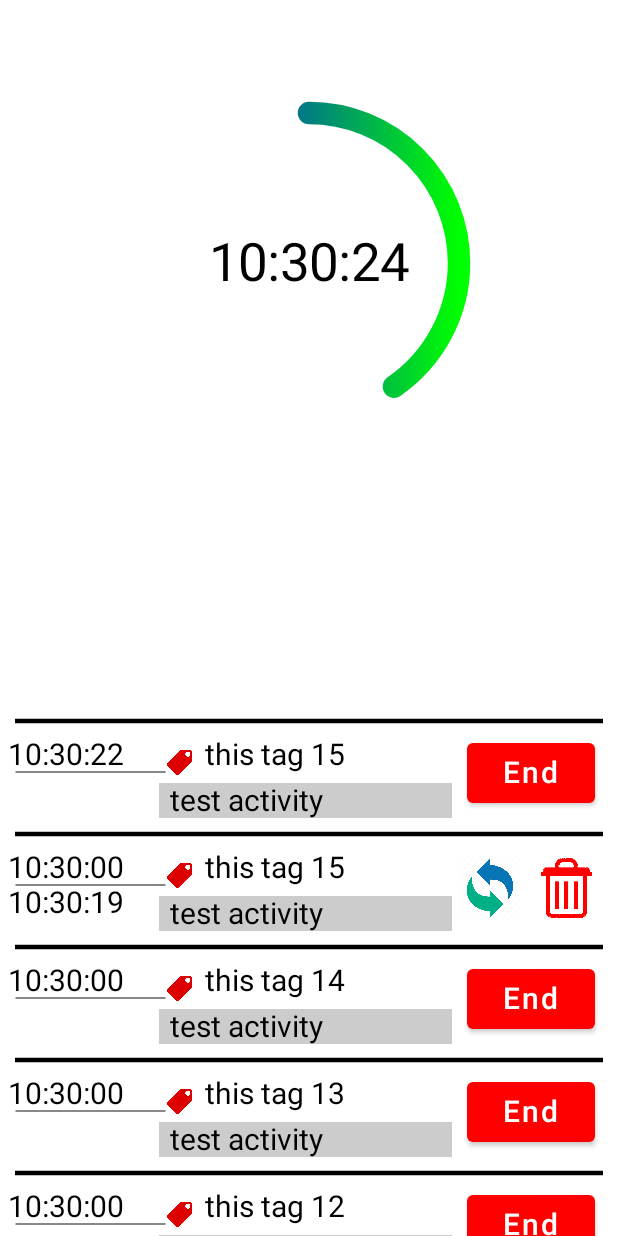
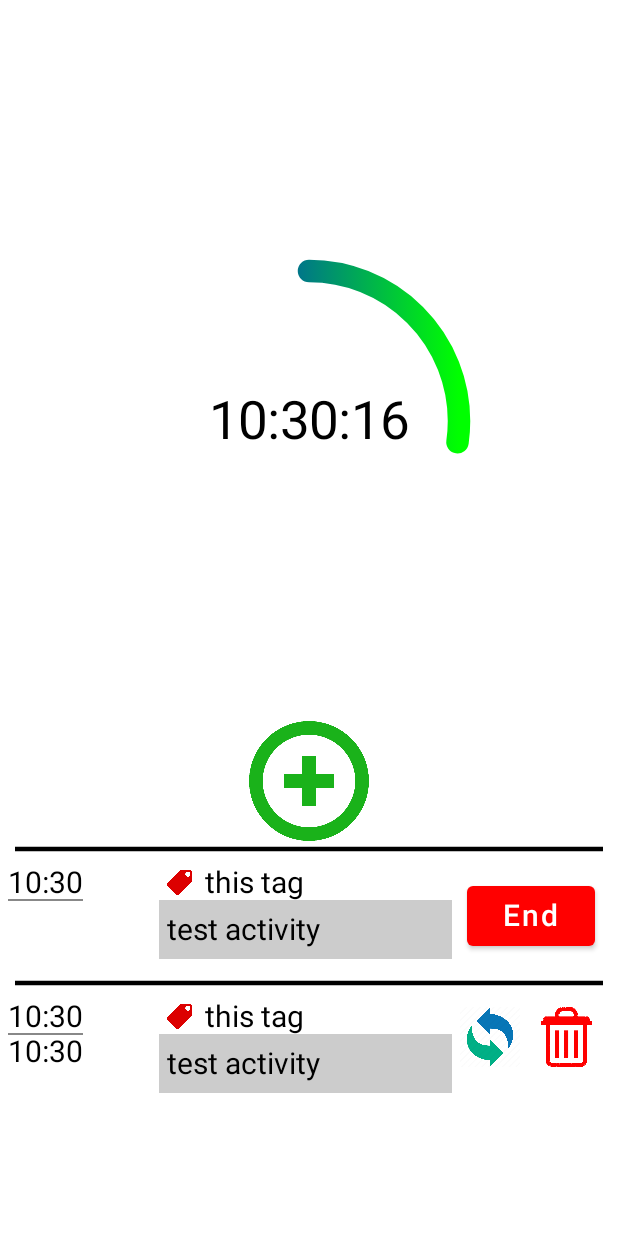
Before and after one commit to Flash-Kaa/DayTime, an Android app built with Jetpack Compose: the screen it shows after launch (MainActivity), after a tap on "repeat", on a phone screen of 412 x 824 dp. Run offline under Robolectric (Android 15) with nearby library versions, the phone set to English and light mode, and no system bars; libraries missing offline, so code that uses them is left out: com.jakewharton.threetenabp; 1 statement that could not run was skipped; 2 other taps on this screen came first.

Commit message:
add creating-activity-button

```diff
--- a/app/build.gradle
+++ b/app/build.gradle
@@ -4,7 +4,8 @@ plugins {
 }
 
 android {
-    compileSdk 32
+    namespace 'com.flasshka.daytime'
+    compileSdk 33
 
     defaultConfig {
         applicationId "com.flasshka.daytime"
--- a/app/src/main/java/com/flasshka/daytime/Activity.kt
+++ b/app/src/main/java/com/flasshka/daytime/Activity.kt
@@ -1,6 +1,5 @@
 package com.flasshka.daytime
 
-import android.util.DisplayMetrics
 import android.util.Log
 import androidx.compose.foundation.Canvas
 import androidx.compose.foundation.Image
@@ -24,23 +23,18 @@ class Activity(
     private val startTime: LocalTime, private val endTime: MutableState<LocalTime?> = mutableStateOf(null)
 ) {
     companion object {
-        var startLineBetweenTimes = 5.dp
-        var lenLineBetweenTimes = 100.dp
         var tagSize = 20.dp
-        var deleteAndRepeatButtonsStize = 40.dp
+        var lenLineBetweenTimes = 50.dp
+        var deleteAndRepeatButtonsSize = 40.dp
     }
 
     @Composable
-    fun Draw(
-        fontSize: TextUnit,
-        displayWidth: DisplayMetrics
-    ) {
+    fun Draw(fontSize: TextUnit) {
         Row(
             modifier = Modifier
                 .padding(5.dp)
                 .fillMaxWidth()
         ) {
-
             DrawTime(fontSize = fontSize)
             DrawTagWithDescription(fontSize = fontSize)
 
@@ -48,7 +42,7 @@ class Activity(
                 DrawButtonToEndTimer(fontSize = fontSize)
             }
             else {
-                DrawDeleteAndRepeatButtons(displayWidth)
+                DrawDeleteAndRepeatButtons()
             }
         }
     }
@@ -56,18 +50,18 @@ class Activity(
     @Composable
     private fun DrawTime(fontSize: TextUnit) {
         Column(modifier = Modifier.fillMaxWidth(0.25f)) {
-            Text(text = startTime.format(Clock.timeFormatter), fontSize = fontSize)
+            Text(text = startTime.format(Clock.timeFormatterWithoutSeconds), fontSize = fontSize)
 
             Canvas(modifier = Modifier) {
                 drawLine(
                     color = Color.Gray,
-                    start =  Offset( startLineBetweenTimes.toPx(), 0f),
-                    end = Offset(lenLineBetweenTimes.toPx() + startLineBetweenTimes.toPx(), 0f),
+                    start =  Offset.Zero,
+                    end = Offset(lenLineBetweenTimes.toPx(), 0f),
                     strokeWidth = 2f
                 )
             }
             endTime.value?.let {
-                Text(text = it.format(Clock.timeFormatter), fontSize = fontSize)
+                Text(text = it.format(Clock.timeFormatterWithoutSeconds), fontSize = fontSize)
             }
         }
     }
@@ -78,7 +72,7 @@ class Activity(
             Row {
                 Image(
                     modifier = Modifier
-                        .padding(5.dp)
+                        .padding(horizontal = 5.dp)
                         .size(tagSize),
                     painter = painterResource(id = R.drawable.tag),
                     contentDescription = "tag"
@@ -92,7 +86,7 @@ class Activity(
                 modifier = Modifier
                     .background(Color.LightGray)
                     .fillMaxWidth()
-                    .padding(horizontal = 7.dp, vertical = 0.dp))
+                    .padding(horizontal = 5.dp, vertical = 8.dp))
         }
     }
 
@@ -103,18 +97,18 @@ class Activity(
             colors = ButtonDefaults.buttonColors(backgroundColor = Color.Red, contentColor = Color.White),
             modifier = Modifier
                 .fillMaxWidth()
-                .padding(horizontal = 10.dp)
+                .padding(10.dp)
         ) {
             Text(text = "End", color = Color.White, fontSize = fontSize)
         }
     }
 
     @Composable
-    private fun DrawDeleteAndRepeatButtons(displayWidth: DisplayMetrics) {
+    private fun DrawDeleteAndRepeatButtons() {
         Image(
             modifier = Modifier
                 .padding(5.dp)
-                .size(deleteAndRepeatButtonsStize)
+                .size(deleteAndRepeatButtonsSize)
                 .clickable {
                     val newActivity = Activity(
                         tag = tag,
@@ -127,7 +121,6 @@ class Activity(
                         LogTags.ActivityChangeTag,
                         "added $newActivity [tag: $tag; description: $description; timeStart: $startTime; endTime: $endTime], new len: ${ListActivities.Count()}"
                     )
-                    ListActivities.RedrawList()
                 },
             painter = painterResource(id = R.drawable.repeat),
             contentDescription = "repeat"
@@ -136,15 +129,13 @@ class Activity(
         Image(
             modifier = Modifier
                 .padding(5.dp)
-                .size(deleteAndRepeatButtonsStize)
+                .size(deleteAndRepeatButtonsSize)
                 .clickable {
                     ListActivities.Remove(this)
                     Log.d(
                         LogTags.ActivityChangeTag,
                         "removed $this [tag: $tag; description: $description; timeStart: $startTime; endTime: $endTime], new len: ${ListActivities.Count()}"
                     )
-
-                    ListActivities.RedrawList()
                },
             painter = painterResource(id = R.drawable.delete),
             contentDescription = "delete"
--- a/app/src/main/java/com/flasshka/daytime/Clock.kt
+++ b/app/src/main/java/com/flasshka/daytime/Clock.kt
@@ -1,5 +1,6 @@
 package com.flasshka.daytime
 
+import android.content.Context
 import android.util.Log
 import androidx.compose.foundation.Canvas
 import androidx.compose.foundation.layout.Box
@@ -12,20 +13,24 @@ import androidx.compose.ui.graphics.Color
 import androidx.compose.ui.graphics.StrokeCap
 import androidx.compose.ui.graphics.drawscope.Stroke
 import androidx.compose.ui.unit.*
+import com.jakewharton.threetenabp.AndroidThreeTen
 import kotlinx.coroutines.*
 import org.threeten.bp.LocalTime
 import org.threeten.bp.format.DateTimeFormatter
 
-class Clock {
+class Clock(context: Context) {
+
+    init {
+        AndroidThreeTen.init(context)
+        timerUpd()
+    }
+
     companion object {
         val timeFormatter = DateTimeFormatter.ofPattern("HH:mm:ss")
+        val timeFormatterWithoutSeconds = DateTimeFormatter.ofPattern("HH:mm")
     }
 
     private val timeState = mutableStateOf(LocalTime.now())
-
-    init {
-        timerUpd()
-    }
 
     private fun timerUpd() {
         MainScope().launch {
--- a/app/src/main/java/com/flasshka/daytime/ListActivities.kt
+++ b/app/src/main/java/com/flasshka/daytime/ListActivities.kt
@@ -3,14 +3,13 @@ package com.flasshka.daytime
 import android.util.DisplayMetrics
 import android.util.Log
 import androidx.compose.foundation.Canvas
-import androidx.compose.foundation.ScrollState
-import androidx.compose.foundation.layout.Column
-import androidx.compose.foundation.layout.fillMaxWidth
 import androidx.compose.foundation.layout.padding
 import androidx.compose.foundation.lazy.LazyColumn
 import androidx.compose.foundation.lazy.items
-import androidx.compose.foundation.verticalScroll
-import androidx.compose.runtime.*
+import androidx.compose.runtime.Composable
+import androidx.compose.runtime.getValue
+import androidx.compose.runtime.mutableStateOf
+import androidx.compose.runtime.setValue
 import androidx.compose.ui.Modifier
 import androidx.compose.ui.geometry.Offset
 import androidx.compose.ui.graphics.Color
@@ -25,16 +24,26 @@ object ListActivities {
     private val activities = mutableListOf<Activity>()
     private var changeToRedraw by mutableStateOf(false)
 
-    fun RedrawList() {
+    fun Add(element: Activity) {
+        activities.add(0, element)
+        RedrawList()
+    }
+
+    fun Remove(element: Activity) {
+        activities.remove(element)
+        RedrawList()
+    }
+
+    fun Remove(index: Int) {
+        activities.removeAt(index)
+        RedrawList()
+    }
+
+    fun Count() = activities.size
+
+    private fun RedrawList() {
         changeToRedraw = !changeToRedraw
     }
-
-    fun Add(element: Activity) = activities.add(0, element)
-
-    fun Remove(element: Activity) = activities.remove(element)
-    fun Remove(index: Int) = activities.removeAt(index)
-
-    fun Count() = activities.size
 
     @Composable
     fun DrawActivities(displayWidth: DisplayMetrics) {
@@ -56,7 +65,7 @@ object ListActivities {
                             strokeWidth = strokeWidth.toPx()
                         )
                     }
-                    activity.Draw(fontSize = fontSize, displayWidth = displayWidth)
+                    activity.Draw(fontSize = fontSize)
                 }
             }
         }
--- a/app/src/main/java/com/flasshka/daytime/MainActivity.kt
+++ b/app/src/main/java/com/flasshka/daytime/MainActivity.kt
@@ -4,27 +4,27 @@ import android.os.Bundle
 import android.util.DisplayMetrics
 import androidx.activity.ComponentActivity
 import androidx.activity.compose.setContent
-import androidx.compose.foundation.ScrollState
+import androidx.compose.foundation.Image
 import androidx.compose.foundation.background
-import androidx.compose.foundation.gestures.Orientation
-import androidx.compose.foundation.gestures.ScrollableState
-import androidx.compose.foundation.gestures.scrollable
-import androidx.compose.foundation.layout.*
-import androidx.compose.foundation.verticalScroll
+import androidx.compose.foundation.clickable
+import androidx.compose.foundation.layout.Arrangement
+import androidx.compose.foundation.layout.Column
+import androidx.compose.foundation.layout.Spacer
+import androidx.compose.foundation.layout.fillMaxSize
+import androidx.compose.foundation.layout.padding
+import androidx.compose.foundation.layout.size
 import androidx.compose.ui.Alignment
 import androidx.compose.ui.Modifier
 import androidx.compose.ui.graphics.Color
+import androidx.compose.ui.res.painterResource
 import androidx.compose.ui.unit.dp
-import androidx.compose.ui.unit.sp
-import com.jakewharton.threetenabp.AndroidThreeTen
 import org.threeten.bp.LocalTime
 
 class MainActivity : ComponentActivity() {
     override fun onCreate(savedInstanceState: Bundle?) {
         super.onCreate(savedInstanceState)
         setContent {
-            AndroidThreeTen.init(this)
-            val clock = Clock()
+            val clock = Clock(context = this)
 
             val displayMetrics = DisplayMetrics()
             windowManager.defaultDisplay.getMetrics(displayMetrics)
@@ -37,17 +37,28 @@ class MainActivity : ComponentActivity() {
                 verticalArrangement = Arrangement.Center
 
             ) {
-                Spacer(modifier = Modifier.size(0.dp, 75.dp))
+                Spacer(modifier = Modifier.size(0.dp, 90.dp))
 
                 clock.DrawTimer(
                     modifier = Modifier.size(200.dp)
                 )
 
-                Spacer(modifier = Modifier.size(0.dp, 200.dp))
-                for(i in 1..15) {
-                    val act = Activity("this tag $i", "test activity", LocalTime.now())
-                    ListActivities.Add(act)
-                }
+                Image(
+                    painter = painterResource(id = R.drawable.creating_button),
+                    contentDescription = "button to create activity",
+                    modifier = Modifier
+                        .padding(top = 100.dp)
+                        .size(80.dp)
+                        .clickable {
+                            ListActivities.Add(
+                                Activity(
+                                    tag = "this tag",
+                                    description = "test activity", LocalTime.now()
+                                )
+                            )
+                        }
+                )
+
                 ListActivities.DrawActivities(displayMetrics)
             }
 
```
Also changed, not shown: build.gradle (+4 -4 lines), app/src/main/res/drawable/creating_button.png (added), gradle/wrapper/gradle-wrapper.properties.
